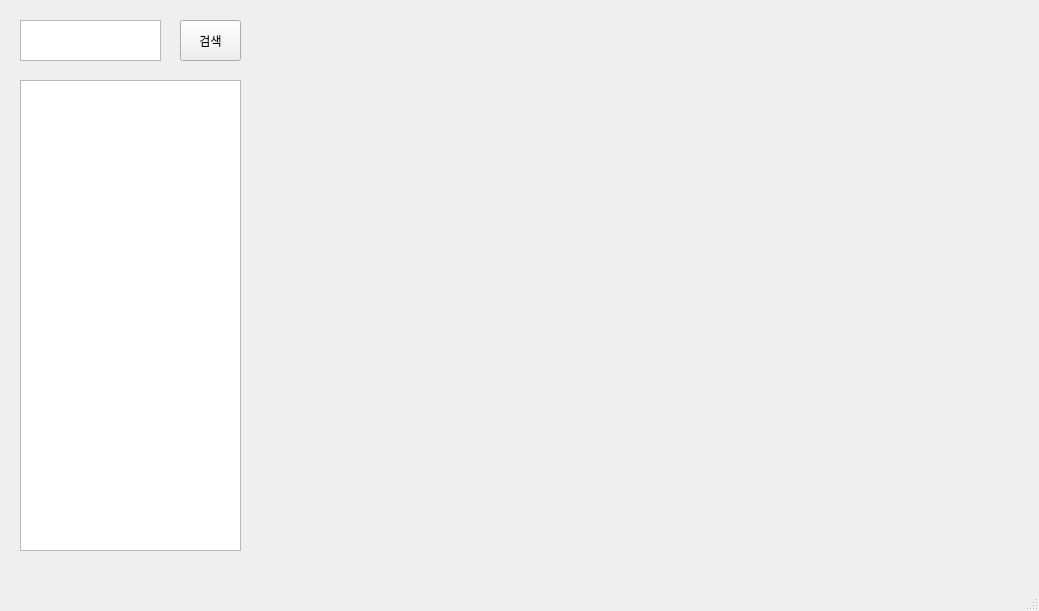
wkghd1223/graduate, file NSC/ui/chart.ui: the form before one commit.
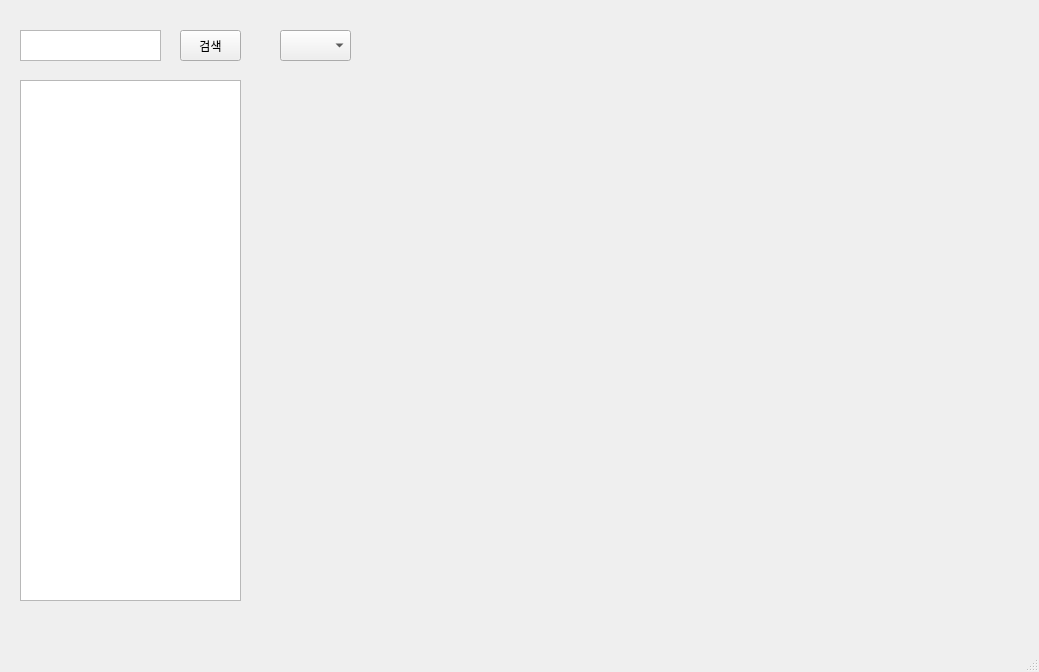
The form after the commit.

Commit message: #12 14 차트 노출 완료

```diff
--- a/NSC/ui/chart.ui
+++ b/NSC/ui/chart.ui
@@ -7,7 +7,7 @@
     <x>0</x>
     <y>0</y>
     <width>1039</width>
-    <height>611</height>
+    <height>672</height>
    </rect>
   </property>
   <property name="windowTitle">
@@ -20,7 +20,7 @@
       <x>20</x>
       <y>80</y>
       <width>221</width>
-      <height>471</height>
+      <height>521</height>
      </rect>
     </property>
    </widget>
@@ -28,9 +28,9 @@
     <property name="geometry">
      <rect>
       <x>180</x>
-      <y>20</y>
+      <y>30</y>
       <width>61</width>
-      <height>41</height>
+      <height>31</height>
      </rect>
     </property>
     <property name="text">
@@ -41,9 +41,9 @@
     <property name="geometry">
      <rect>
       <x>20</x>
-      <y>20</y>
+      <y>30</y>
       <width>141</width>
-      <height>41</height>
+      <height>31</height>
      </rect>
     </property>
     <property name="mouseTracking">
@@ -56,6 +56,27 @@
      <enum>QPlainTextEdit::WidgetWidth</enum>
     </property>
    </widget>
+   <widget class="QComboBox" name="dayWeekMonth">
+    <property name="geometry">
+     <rect>
+      <x>280</x>
+      <y>30</y>
+      <width>71</width>
+      <height>31</height>
+     </rect>
+    </property>
+   </widget>
+   <widget class="QWidget" name="verticalLayoutWidget">
+    <property name="geometry">
+     <rect>
+      <x>280</x>
+      <y>80</y>
+      <width>661</width>
+      <height>521</height>
+     </rect>
+    </property>
+    <layout class="QVBoxLayout" name="layout"/>
+   </widget>
   </widget>
   <widget class="QMenuBar" name="menubar">
    <property name="geometry">
```
The commit also changes 1 other file.
